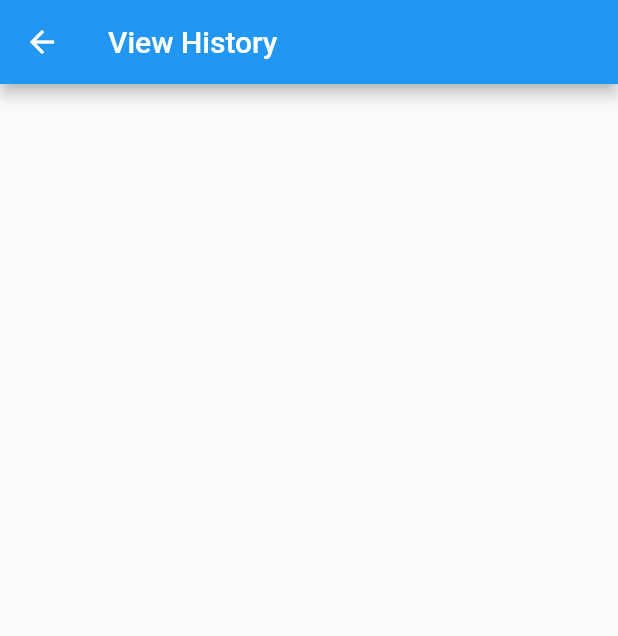
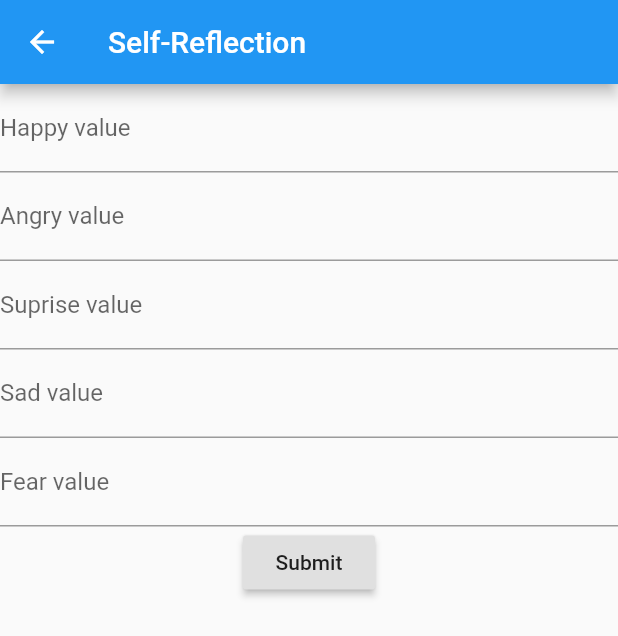
Before and after one commit to parkersell/Citrushack, a Flutter app: the SecondRoute screen opened by its route, on a phone screen of 412 x 824 dp. Shown: the top 636 px of the screen. Run offline on Flutter 3.47's test engine with Material 2 defaults, Android fonts, the phone set to English and light mode, and no system bars; our stand-ins replace cloud_firestore, cloud_functions, firebase_auth, firebase_core; accounts and stored records are empty.

Commit message:
Final commit

```diff
--- a/App/citrushack/lib/main.dart
+++ b/App/citrushack/lib/main.dart
@@ -23,6 +23,7 @@ class MyApp extends StatelessWidget {
         routes: {
           '/': (context) => Wrapper(),
           '/second': (context) => SecondRoute(),
+          '/third': (context) => ThirdRoute(),
         },
       ),
     );
--- a/App/citrushack/lib/screens/home/home.dart
+++ b/App/citrushack/lib/screens/home/home.dart
@@ -2,21 +2,21 @@ import 'package:flutter/material.dart';
 import 'package:citrushack/services/authFB.dart';
 import 'package:citrushack/services/db.dart';
 import 'package:citrushack/services/functions.dart';
-
-
-class Home extends StatelessWidget {
+import 'package:flutter/services.dart';
 String string1 = '';
 String string2 = '';
+int result;
+String advice;
 final AuthService _auth = AuthService();
 final CloudFunction cloud = CloudFunction();
-
+class Home extends StatelessWidget {
   @override
   Widget build(BuildContext context) {
     return Container(
       child: Scaffold(
         backgroundColor: Colors.white,
         appBar: AppBar(
-          title: Text('Generic Title'),
+          title: Text('Empath'),
           backgroundColor: Colors.blue,
           elevation: 0.0,
           actions: <Widget>[
@@ -30,8 +30,7 @@ class Home extends StatelessWidget {
           ],
         ),
         body: Center(
-          child: Column(
-              children: <Widget>[
+          child: Column(children: <Widget>[
             TextField(
               obscureText: false,
               onChanged: (val) {
@@ -52,46 +51,157 @@ class Home extends StatelessWidget {
                 labelText: 'Response',
               ),
             ),
+
             RaisedButton(
               child: Text('Submit'),
-                  onPressed: () {
-                    print(string1);
-                    print(string2);
-                    AuthService().setData(string1,string2);
-                    cloud.getEmpathy(string1,string2);
-                  },
-                ),
-                Padding(
-                  padding: EdgeInsets.only(top:95),
-                ),
-
-                RaisedButton(
-                  child: Text('View History'),
               onPressed: () {
                 AuthService().getData();
                 Navigator.pushNamed(context, '/second');
               },
             ),
-              ]
+            Padding(
+              padding: EdgeInsets.only(top: 55),
             ),
+          ]),
         ),
       ),
     );
   }
 }
 
+String numberValidator(String value) {
+  if(value == null) {
+    return null;
+  }
+  final n = num.tryParse(value);
+  if(n > 5 || n > 0) {
+    return '"$value" is not a valid number';
+  }
+  return null;
+}
 
 class SecondRoute extends StatelessWidget {
+  @override
+  String happyValue = '2';
+  String angryValue = '2';
+  String supriseValue = '2';
+  String sadValue = '2';
+  String fearValue = '2';
+  Widget build(BuildContext context) {
+    return Scaffold(
+      appBar: AppBar(
+        title: Text("Self-Reflection"),
+        backgroundColor: Colors.blue,
+      ),
+      body: Center(
+        child: Column(children: <Widget>[
+            TextFormField(
+                keyboardType: TextInputType.number,
+                inputFormatters: [FilteringTextInputFormatter.digitsOnly],
+                validator: numberValidator,
+                decoration: InputDecoration(
+                    labelText:"Happy value",
+                    hintText: "Enter a number 1-5",
+                ),
+                onChanged: (val) {
+                happyValue = val;
+                },
+            ),
+          TextFormField(
+            keyboardType: TextInputType.number,
+            inputFormatters: [FilteringTextInputFormatter.digitsOnly],
+            validator: numberValidator,
+            decoration: InputDecoration(
+              labelText:"Angry value",
+              hintText: "Enter a number 1-5",
+            ),
+            onChanged: (val) {
+              angryValue = val;
+            },
+          ),
+          TextFormField(
+            keyboardType: TextInputType.number,
+            inputFormatters: [FilteringTextInputFormatter.digitsOnly],
+            validator: numberValidator,
+            decoration: InputDecoration(
+              labelText:"Suprise value",
+              hintText: "Enter a number 1-5",
+            ),
+            onChanged: (val) {
+              angryValue = val;
+            },
+          ),
+          TextFormField(
+            keyboardType: TextInputType.number,
+            inputFormatters: [FilteringTextInputFormatter.digitsOnly],
+            validator: numberValidator,
+            decoration: InputDecoration(
+              labelText:"Sad value",
+              hintText: "Enter a number 1-5",
+            ),
+            onChanged: (val) {
+              sadValue = val;
+            },
+          ),
+          TextFormField(
+            keyboardType: TextInputType.number,
+            inputFormatters: [FilteringTextInputFormatter.digitsOnly],
+            validator: numberValidator,
+            decoration: InputDecoration(
+              labelText:"Fear value",
+              hintText: "Enter a number 1-5",
+            ),
+            onChanged: (val) {
+              fearValue = val;
+            },
+          ),
+          RaisedButton(
+            child: Text('Submit'),
+            onPressed: () {
+              print(string1);
+              print(string2);
+              AuthService().setData(string1, string2, happyValue, angryValue, supriseValue, sadValue, fearValue);
+              cloud.getEmpathy(string1, string2, happyValue, angryValue, supriseValue, sadValue, fearValue).then((value)=>{
+                result = value['score'],
+                advice = value['advice']
+              });
+              print(result);
+              Future.delayed(Duration(milliseconds: 7000), () {
+                Navigator.pushNamed(context, '/third');
+              });
+
+            },
+          ),
+        ]),
+      ),
+    );
+  }
+}
+Future<bool> _getFutureBool() {
+  return Future.delayed(Duration(milliseconds: 4000))
+      .then((onValue) => true);
+}
+
+class ThirdRoute extends StatelessWidget {
   @override
   Widget build(BuildContext context) {
     return Scaffold(
       appBar: AppBar(
-        title: Text("View History"),
+        title: Text("Result"),
         backgroundColor: Colors.blue,
       ),
       body: Center(
         child: Column(
             children: <Widget>[
+              Padding(
+                padding: EdgeInsets.only(top: 150),
+              ),
+              Text(
+                'Your empathy is $result\n\nSome advice:\n $advice',
+                textAlign: TextAlign.center,
+                overflow: TextOverflow.ellipsis,
+                style: TextStyle(fontSize: 20, fontWeight: FontWeight.bold),
+              )
             ]
         ),
       ),
--- a/App/citrushack/lib/services/authFB.dart
+++ b/App/citrushack/lib/services/authFB.dart
@@ -55,12 +55,12 @@ class AuthService{
     }
   }
 
-  Future setData(String string1, String string2) async {
+  Future setData(String string1, String string2, String happyValue, String angryValue, String surpriseValue, String sadValue, String fearValue) async {
     try {
       final User userA = _auth.currentUser;
       final uidA = userA.uid;
 
-      await DbService(uid: uidA).updateUser(string1, string2);
+      await DbService(uid: uidA).updateUser(string1, string2,happyValue, angryValue, surpriseValue, sadValue,fearValue);
       return userFirebase(userA);
     } catch (error) {
       print(error.toString());
--- a/App/citrushack/lib/services/db.dart
+++ b/App/citrushack/lib/services/db.dart
@@ -7,12 +7,17 @@ class DbService{
   DbService({this.uid});
   final CollectionReference empathyData = FirebaseFirestore.instance.collection('data');
 
-  Future updateUser(String input, String response) async{
+  Future updateUser(String input, String response,String happyValue, String angryValue, String surpriseValue, String sadValue, String fearValue) async{
     int time = DateTime.now().millisecondsSinceEpoch;
     String sec = time.toString();
     return await empathyData.doc(uid).collection('Entries').doc(sec).set({
       'input': input,
       'response': response,
+      'Happy': happyValue,
+      'Angry': angryValue,
+      'Surprise': surpriseValue,
+      'Sad': sadValue,
+      'Fear': fearValue
     });
   }
 /*
```
Also changed, not shown: App/citrushack/lib/services/functions.dart (+20 -8 lines). Lines whose indentation alone changed are shown as unchanged.
